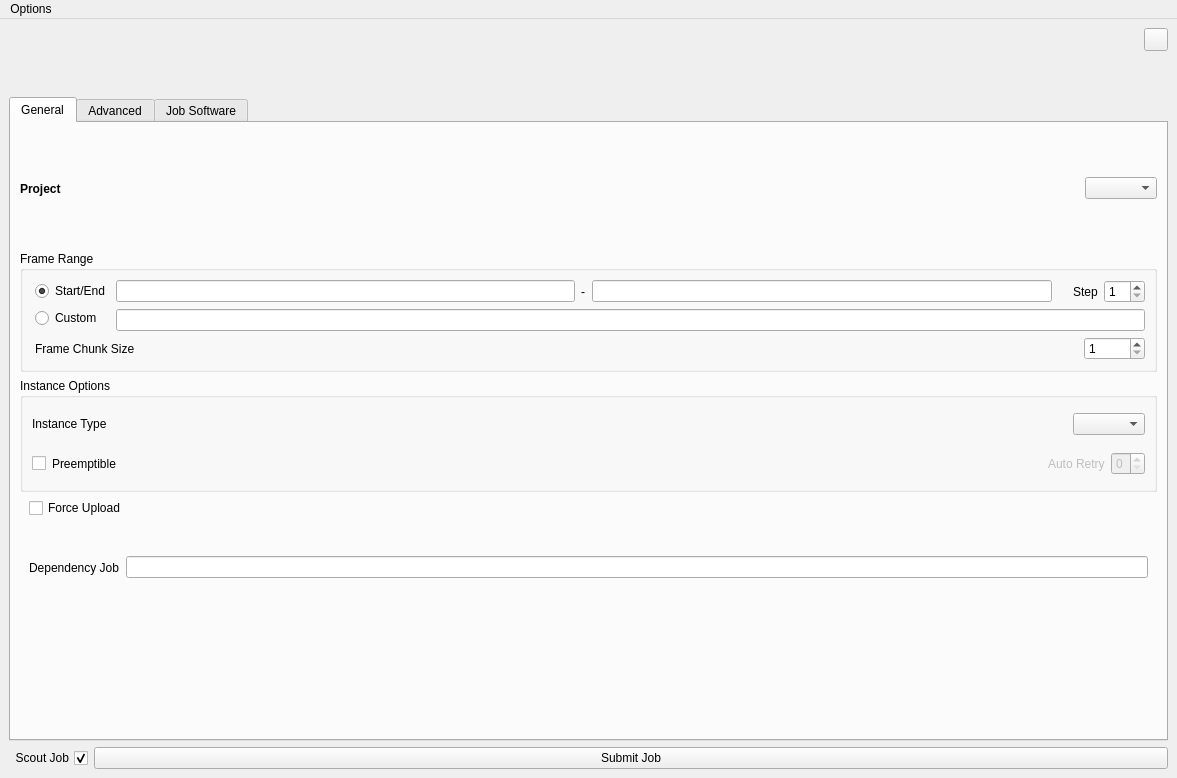
Before: the Qt Designer form conductor/resources/submitter.ui in AtomicConductor/conductor_client, drawn with Qt 5.
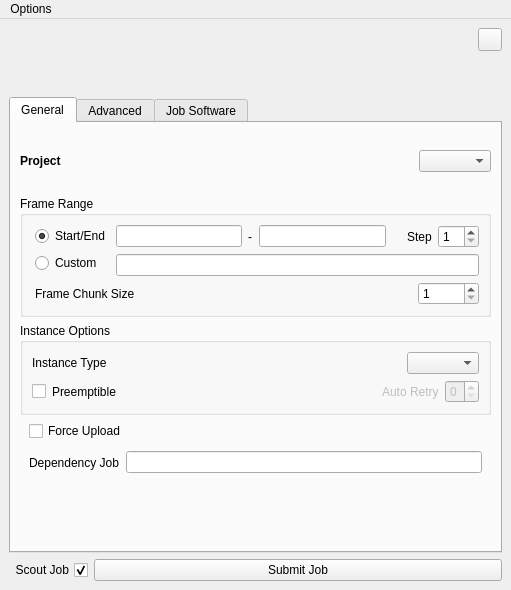
After: the same form once the commit is applied. Icons and pictures are not drawn.

Commit message: CT-111: Fixed width and height in UI file.

What changed in the file:
```diff
--- a/conductor/resources/submitter.ui
+++ b/conductor/resources/submitter.ui
@@ -6,8 +6,8 @@
    <rect>
     <x>0</x>
     <y>0</y>
-    <width>1177</width>
-    <height>778</height>
+    <width>511</width>
+    <height>590</height>
    </rect>
   </property>
   <property name="windowTitle">
@@ -1280,7 +1280,7 @@
     <rect>
      <x>0</x>
      <y>0</y>
-     <width>1177</width>
+     <width>511</width>
      <height>22</height>
     </rect>
    </property>
```
